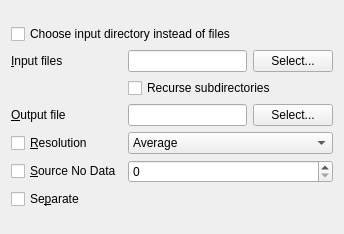
First picture: the form in qgis/python/plugins/GdalTools/tools/widgetBuildVRT.ui, repository sourcepole/qgis, before the edit.
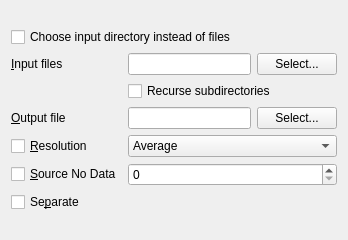
Second picture: the form after the edit.

Patch:
```diff
--- a/qgis/python/plugins/GdalTools/tools/widgetBuildVRT.ui
+++ b/qgis/python/plugins/GdalTools/tools/widgetBuildVRT.ui
@@ -6,8 +6,8 @@
    <rect>
     <x>0</x>
     <y>0</y>
-    <width>344</width>
-    <height>234</height>
+    <width>348</width>
+    <height>240</height>
    </rect>
   </property>
   <property name="sizePolicy">
```
Left out of the diff: 2 changed lines with no effect on the pictures.
